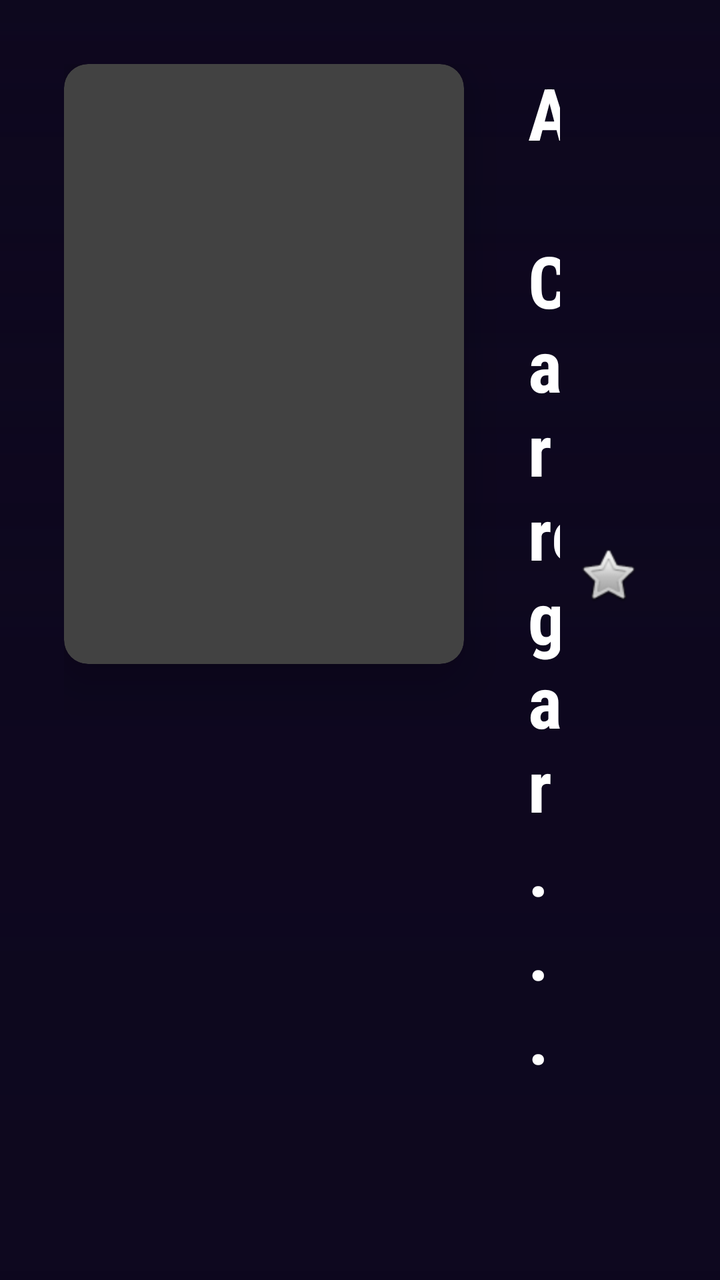
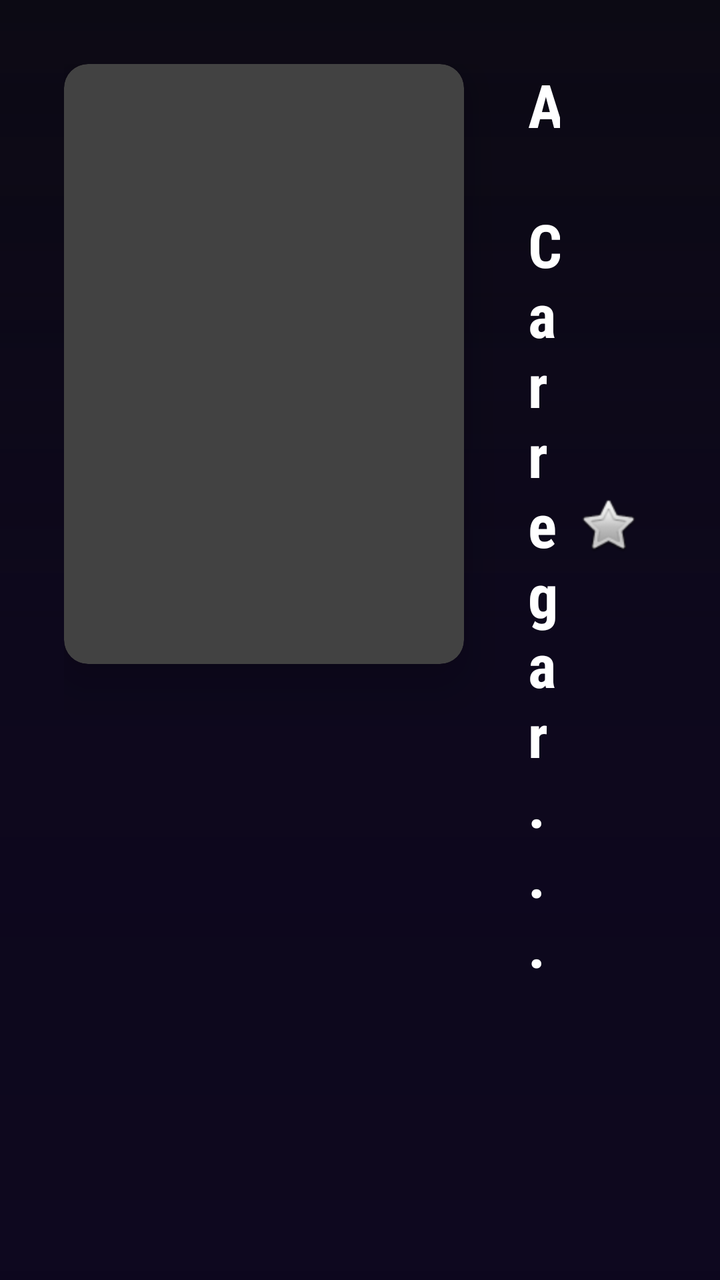

Two renders of the same Android screen: before a commit and after it. Below are the layout's source before the change and the commit's diff.
<!-- AndroidManifest.xml: activity theme AppTheme -->
<!-- res/layout/activity_episodes.xml -->
<?xml version="1.0" encoding="utf-8"?>
<androidx.constraintlayout.widget.ConstraintLayout xmlns:android="http://schemas.android.com/apk/res/android"
    xmlns:app="http://schemas.android.com/apk/res-auto"
    android:layout_width="match_parent"
    android:layout_height="match_parent"
    android:background="#0D071E">

    
    <ImageView
        android:id="@+id/ivBackground"
        android:layout_width="match_parent"
        android:layout_height="match_parent"
        android:scaleType="centerCrop"
        android:alpha="0.3"/>

    
    <View
        android:layout_width="match_parent"
        android:layout_height="match_parent"
        android:background="@drawable/bg_gradient_movie_info"/>

    <androidx.core.widget.NestedScrollView
        android:layout_width="match_parent"
        android:layout_height="match_parent"
        android:fillViewport="true">

        <androidx.constraintlayout.widget.ConstraintLayout
            android:layout_width="match_parent"
            android:layout_height="wrap_content"
            android:padding="32dp">

            
            <androidx.cardview.widget.CardView
                android:id="@+id/cvPoster"
                android:layout_width="200dp"
                android:layout_height="300dp"
                app:cardCornerRadius="12dp"
                app:cardElevation="16dp"
                app:layout_constraintStart_toStartOf="parent"
                app:layout_constraintTop_toTopOf="parent">
                
                <ImageView
                    android:id="@+id/ivPoster"
                    android:layout_width="match_parent"
                    android:layout_height="match_parent"
                    android:scaleType="centerCrop"
                    android:transitionName="poster_transition"/>
            </androidx.cardview.widget.CardView>

            
            <TextView
                android:id="@+id/tvSeriesTitle"
                android:layout_width="0dp"
                android:layout_height="wrap_content"
                android:layout_marginStart="32dp"
                android:textColor="@color/text_primary"
                android:textSize="36sp"
                android:textStyle="bold"
                android:text="A Carregar..."
                app:layout_constraintStart_toEndOf="@id/cvPoster"
                app:layout_constraintTop_toTopOf="parent"
                app:layout_constraintEnd_toStartOf="@id/btnFavorite"/>

            
            <ImageView
                android:id="@+id/btnFavorite"
                android:layout_width="48dp"
                android:layout_height="48dp"
                android:padding="8dp"
                android:src="@android:drawable/btn_star_big_off"
                android:background="?attr/selectableItemBackgroundBorderless"
                android:clickable="true"
                android:focusable="true"
                app:layout_constraintTop_toTopOf="@id/tvSeriesTitle"
                app:layout_constraintBottom_toBottomOf="@id/tvSeriesTitle"
                app:layout_constraintEnd_toEndOf="parent" />

            
            <TextView
                android:id="@+id/tvRating"
                android:layout_width="wrap_content"
                android:layout_height="wrap_content"
                android:layout_marginTop="8dp"
                android:textColor="#FFCC00"
                android:textSize="18sp"
                android:textStyle="bold"
                app:layout_constraintStart_toStartOf="@id/tvSeriesTitle"
                app:layout_constraintTop_toBottomOf="@id/tvSeriesTitle"/>

            <TextView
                android:id="@+id/tvReleaseDate"
                android:layout_width="wrap_content"
                android:layout_height="wrap_content"
                android:layout_marginStart="16dp"
                android:textColor="#AAAAAA"
                android:textSize="18sp"
                app:layout_constraintStart_toEndOf="@id/tvRating"
                app:layout_constraintTop_toTopOf="@id/tvRating"
                app:layout_constraintBottom_toBottomOf="@id/tvRating"/>
                
            <TextView
                android:id="@+id/tvGenre"
                android:layout_width="0dp"
                android:layout_height="wrap_content"
                android:layout_marginTop="8dp"
                android:textColor="#00FFFF"
                android:textSize="16sp"
                app:layout_constraintStart_toStartOf="@id/tvSeriesTitle"
                app:layout_constraintTop_toBottomOf="@id/tvRating"
                app:layout_constraintEnd_toEndOf="parent"/>

            <TextView
                android:id="@+id/tvPlot"
                android:layout_width="0dp"
                android:layout_height="wrap_content"
                android:layout_marginTop="16dp"
                android:textColor="#DDDDDD"
                android:textSize="16sp"
                android:lineSpacingExtra="4dp"
                app:layout_constraintStart_toStartOf="@id/tvSeriesTitle"
                app:layout_constraintTop_toBottomOf="@id/tvGenre"
                app:layout_constraintEnd_toEndOf="parent"/>
                
            
            <TextView
                android:id="@+id/tvDirector"
                android:layout_width="0dp"
                android:layout_height="wrap_content"
                android:layout_marginTop="16dp"
                android:textColor="#AAAAAA"
                android:textSize="14sp"
                app:layout_constraintStart_toStartOf="@id/tvSeriesTitle"
                app:layout_constraintTop_toBottomOf="@id/tvPlot"
                app:layout_constraintEnd_toEndOf="parent"/>

            <TextView
                android:id="@+id/tvCast"
                android:layout_width="0dp"
                android:layout_height="wrap_content"
                android:layout_marginTop="8dp"
                android:textColor="#AAAAAA"
                android:textSize="14sp"
                app:layout_constraintStart_toStartOf="@id/tvSeriesTitle"
                app:layout_constraintTop_toBottomOf="@id/tvDirector"
                app:layout_constraintEnd_toEndOf="parent"/>

            
            <androidx.recyclerview.widget.RecyclerView
                android:id="@+id/rvSeasons"
                android:layout_width="0dp"
                android:layout_height="wrap_content"
                android:layout_marginTop="32dp"
                android:orientation="horizontal"
                app:layout_constraintStart_toStartOf="parent"
                app:layout_constraintEnd_toEndOf="parent"
                app:layout_constraintTop_toBottomOf="@id/tvCast" />

            
            <TextView
                android:id="@+id/tvEpisodesHeader"
                android:layout_width="wrap_content"
                android:layout_height="wrap_content"
                android:text="EPISÓDIOS"
                android:textColor="@color/text_primary"
                android:textSize="20sp"
                android:textStyle="bold"
                android:layout_marginTop="24dp"
                app:layout_constraintStart_toStartOf="parent"
                app:layout_constraintTop_toBottomOf="@id/rvSeasons" />

            <androidx.recyclerview.widget.RecyclerView
                android:id="@+id/rvEpisodes"
                android:layout_width="0dp"
                android:layout_height="wrap_content"
                android:layout_marginTop="16dp"
                app:layout_constraintStart_toStartOf="parent"
                app:layout_constraintEnd_toEndOf="parent"
                app:layout_constraintTop_toBottomOf="@id/tvEpisodesHeader"
                app:layout_constraintBottom_toBottomOf="parent"
                android:nestedScrollingEnabled="false" />

        </androidx.constraintlayout.widget.ConstraintLayout>
    </androidx.core.widget.NestedScrollView>
</androidx.constraintlayout.widget.ConstraintLayout>
<!-- resources referenced by this layout -->
<resources>
  <color name="text_primary">#FFFFFF</color>
  <!-- drawable bg_gradient_movie_info (drawable) -->
  <?xml version="1.0" encoding="utf-8"?>
  <shape xmlns:android="http://schemas.android.com/apk/res/android">
      <gradient
          android:angle="90"
          android:startColor="#0D071E"
          android:centerColor="#DD0D071E"
          android:endColor="#660D071E"
          android:type="linear"/>
  </shape>
  <style name="AppTheme" parent="Theme.AppCompat.NoActionBar">
          <item name="android:fontFamily">sans-serif-condensed</item>
          <item name="android:windowAnimationStyle">@style/AppWindowTransition</item>
          <item name="android:windowBackground">@color/bg_primary</item>
          <item name="colorPrimary">@color/bg_elevated</item>
          <item name="colorPrimaryDark">@color/bg_primary</item>
          <item name="colorAccent">@color/accent</item>
          <item name="android:textColorPrimary">@color/text_primary</item>
          <item name="android:textColorSecondary">@color/text_secondary</item>
      </style>
  <style name="AppWindowTransition" parent="android:Animation.Activity">
          <item name="android:activityOpenEnterAnimation">@anim/fade_in</item>
          <item name="android:activityOpenExitAnimation">@anim/fade_out</item>
          <item name="android:activityCloseEnterAnimation">@anim/fade_in</item>
          <item name="android:activityCloseExitAnimation">@anim/fade_out</item>
      </style>
  <color name="bg_primary">#0B0B0D</color>
  <color name="bg_elevated">#1A1A1C</color>
  <color name="accent">#3D8BFF</color>
  <color name="text_secondary">#9B9BA1</color>
</resources>

<!-- the commit's change to res/layout/activity_episodes.xml (unified diff, before → after) -->
@@ -3,7 +3,7 @@
     xmlns:app="http://schemas.android.com/apk/res-auto"
     android:layout_width="match_parent"
     android:layout_height="match_parent"
-    android:background="#0D071E">
+    android:background="@color/bg_primary">
 
     
     <ImageView
@@ -54,7 +54,7 @@
                 android:layout_height="wrap_content"
                 android:layout_marginStart="32dp"
                 android:textColor="@color/text_primary"
-                android:textSize="36sp"
+                android:textSize="@dimen/text_display"
                 android:textStyle="bold"
                 android:text="A Carregar..."
                 app:layout_constraintStart_toEndOf="@id/cvPoster"
@@ -81,8 +81,8 @@
                 android:layout_width="wrap_content"
                 android:layout_height="wrap_content"
                 android:layout_marginTop="8dp"
-                android:textColor="#FFCC00"
-                android:textSize="18sp"
+                android:textColor="@color/accent"
+                android:textSize="@dimen/text_body"
                 android:textStyle="bold"
                 app:layout_constraintStart_toStartOf="@id/tvSeriesTitle"
                 app:layout_constraintTop_toBottomOf="@id/tvSeriesTitle"/>
@@ -92,8 +92,8 @@
                 android:layout_width="wrap_content"
                 android:layout_height="wrap_content"
                 android:layout_marginStart="16dp"
-                android:textColor="#AAAAAA"
-                android:textSize="18sp"
+                android:textColor="@color/text_secondary"
+                android:textSize="@dimen/text_body"
                 app:layout_constraintStart_toEndOf="@id/tvRating"
                 app:layout_constraintTop_toTopOf="@id/tvRating"
                 app:layout_constraintBottom_toBottomOf="@id/tvRating"/>
@@ -103,8 +103,8 @@
                 android:layout_width="0dp"
                 android:layout_height="wrap_content"
                 android:layout_marginTop="8dp"
-                android:textColor="#00FFFF"
-                android:textSize="16sp"
+                android:textColor="@color/accent"
+                android:textSize="@dimen/text_item"
                 app:layout_constraintStart_toStartOf="@id/tvSeriesTitle"
                 app:layout_constraintTop_toBottomOf="@id/tvRating"
                 app:layout_constraintEnd_toEndOf="parent"/>
@@ -115,7 +115,7 @@
                 android:layout_height="wrap_content"
                 android:layout_marginTop="16dp"
                 android:textColor="#DDDDDD"
-                android:textSize="16sp"
+                android:textSize="@dimen/text_item"
                 android:lineSpacingExtra="4dp"
                 app:layout_constraintStart_toStartOf="@id/tvSeriesTitle"
                 app:layout_constraintTop_toBottomOf="@id/tvGenre"
@@ -127,8 +127,8 @@
                 android:layout_width="0dp"
                 android:layout_height="wrap_content"
                 android:layout_marginTop="16dp"
-                android:textColor="#AAAAAA"
-                android:textSize="14sp"
+                android:textColor="@color/text_secondary"
+                android:textSize="@dimen/text_meta"
                 app:layout_constraintStart_toStartOf="@id/tvSeriesTitle"
                 app:layout_constraintTop_toBottomOf="@id/tvPlot"
                 app:layout_constraintEnd_toEndOf="parent"/>
@@ -138,8 +138,8 @@
                 android:layout_width="0dp"
                 android:layout_height="wrap_content"
                 android:layout_marginTop="8dp"
-                android:textColor="#AAAAAA"
-                android:textSize="14sp"
+                android:textColor="@color/text_secondary"
+                android:textSize="@dimen/text_meta"
                 app:layout_constraintStart_toStartOf="@id/tvSeriesTitle"
                 app:layout_constraintTop_toBottomOf="@id/tvDirector"
                 app:layout_constraintEnd_toEndOf="parent"/>
@@ -162,7 +162,7 @@
                 android:layout_height="wrap_content"
                 android:text="EPISÓDIOS"
                 android:textColor="@color/text_primary"
-                android:textSize="20sp"
+                android:textSize="@dimen/text_item"
                 android:textStyle="bold"
                 android:layout_marginTop="24dp"
                 app:layout_constraintStart_toStartOf="parent"
<!-- resource entries referenced after the edit -->
@@ -28,8 +28,12 @@
           <item name="android:activityCloseExitAnimation">@anim/fade_out</item>
       </style>
   <color name="bg_primary">#0B0B0D</color>
-  <color name="bg_elevated">#1A1A1C</color>
+  <color name="bg_elevated">#141417</color>
   <color name="accent">#3D8BFF</color>
   <color name="text_secondary">#9B9BA1</color>
+  <dimen name="text_body">15sp</dimen>
+  <dimen name="text_display">30sp</dimen>
+  <dimen name="text_item">16sp</dimen>
+  <dimen name="text_meta">13sp</dimen>
 </resources>
 
